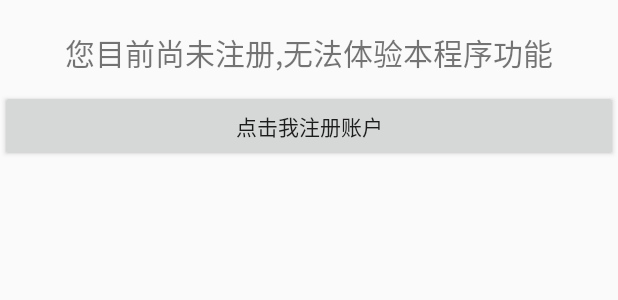
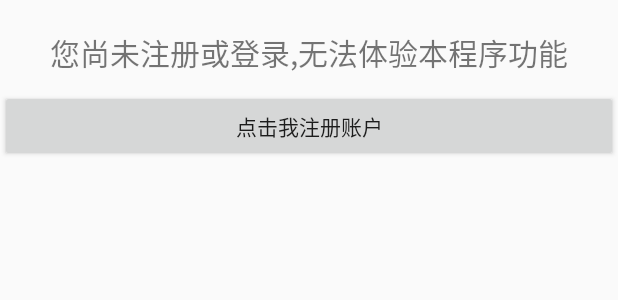
Before and after one commit to CptTZ/FlashHelp, an Android app: the layout fragment_me_reg.xml on its own in the app's theme, with its tools: preview values and no code run, on a phone screen of 412 x 824 dp. Shown: the top 300 px of the screen. Run offline under Robolectric (Android 15) with nearby library versions, the phone set to English and light mode, and no system bars.

Commit message:
及时同步。。。

```diff
--- a/app/src/main/res/values/strings.xml
+++ b/app/src/main/res/values/strings.xml
@@ -22,7 +22,7 @@
     <string name="network_error">网络错误，请检查您的网络连接</string>
 
     <string name="title_activity_regist">注册账户</string>
-    <string name="user_not_reg_yet">您目前尚未注册,无法体验本程序功能</string>
+    <string name="user_not_reg_yet">您尚未注册或登录,无法体验本程序功能</string>
 
     <string name="login_input_user_name">请输入用户名</string>
     <string name="login_input_user_password">请输入密码</string>
```
